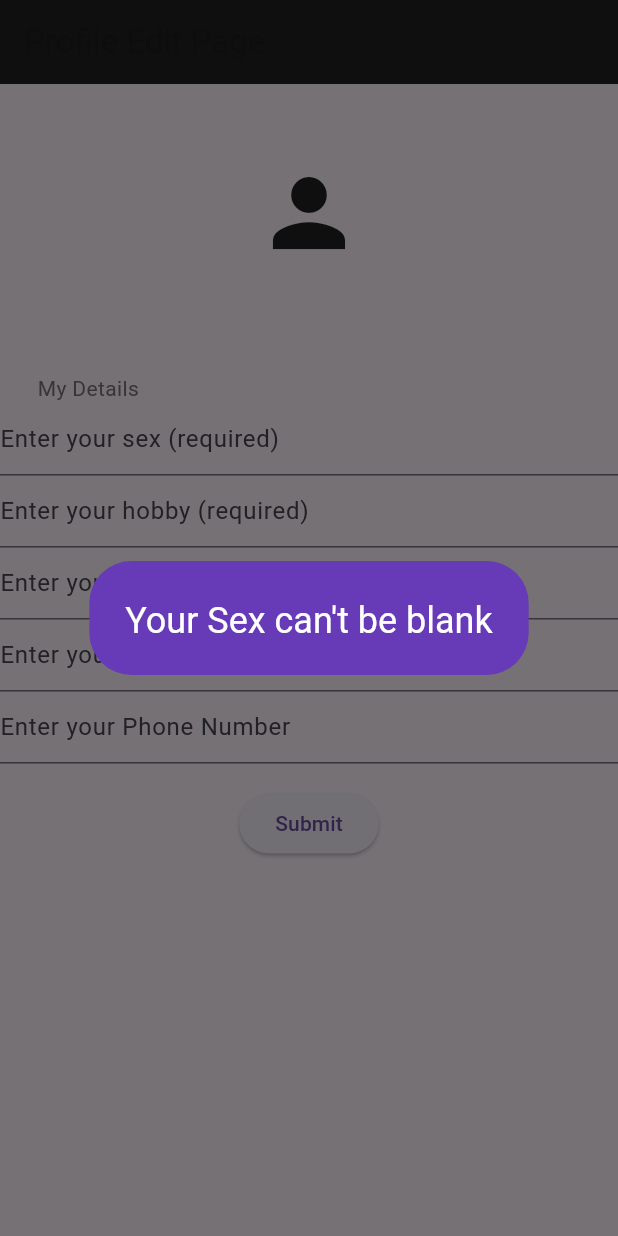
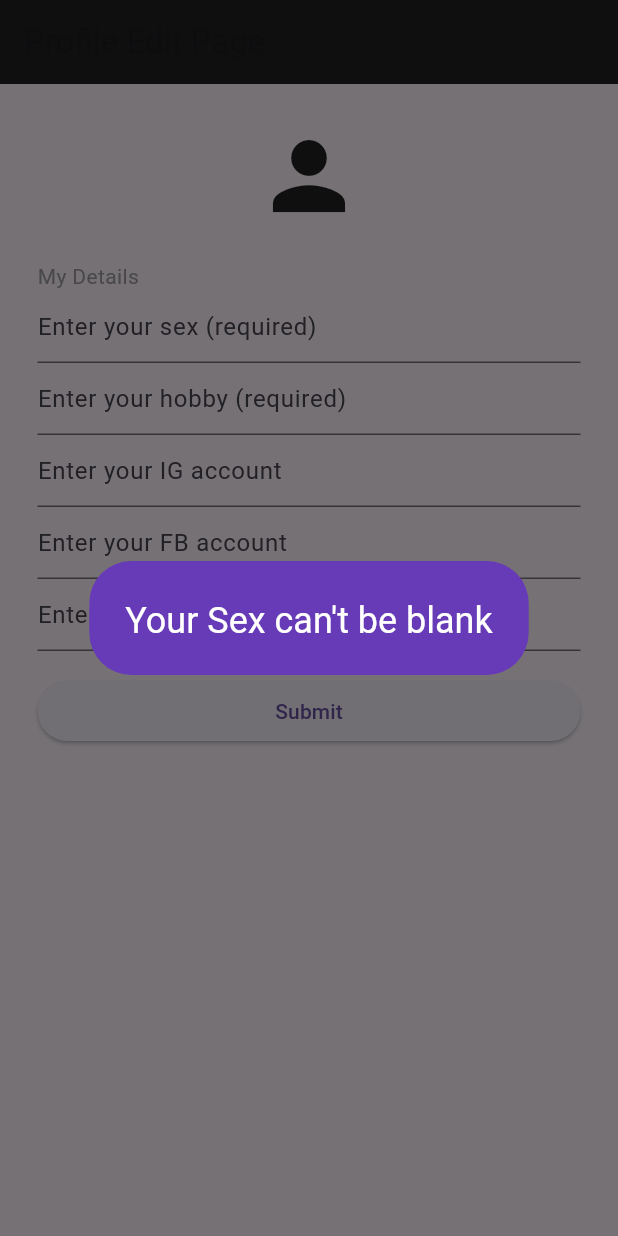
Before and after one commit to K-suk/buddies, a Flutter app: the screen it shows once a user with an empty profile is signed in, after a tap on "Submit", on a phone screen of 412 x 824 dp. Run offline on Flutter 3.47's test engine with Material 3 defaults, Android fonts, the light colour scheme and no system bars; our stand-ins replace cloud_firestore, firebase_auth, firebase_core, nil, webview_flutter; accounts and stored records are empty.

Commit message:
before changing ui

```diff
--- a/lib/pages/home_page.dart
+++ b/lib/pages/home_page.dart
@@ -7,33 +7,43 @@ import 'package:flutter/material.dart';
 
 class HomePage extends StatelessWidget {
   HomePage({super.key});
-  final currentUser = FirebaseAuth.instance.currentUser!;
 
-  void signUserOut(BuildContext context) {
-    FirebaseAuth.instance.signOut();
-    Navigator.pop(context);
-    Navigator.push(context, MaterialPageRoute(builder: (context) => const LoginOrRegisterPage()));
+  final FirebaseAuth _auth = FirebaseAuth.instance;
+  final FirebaseFirestore _firestore = FirebaseFirestore.instance;
+
+  Future<void> signUserOut(BuildContext context) async {
+    await _auth.signOut();
+    Navigator.pushAndRemoveUntil(
+      context,
+      MaterialPageRoute(builder: (context) => const LoginOrRegisterPage()),
+      (Route<dynamic> route) => false,
+    );
   }
+
   void goToProfilePage(BuildContext context) {
-    Navigator.pop(context);
-    Navigator.push(context, MaterialPageRoute(builder: (context) => const ProfilePage(),));
+    Navigator.push(
+      context,
+      MaterialPageRoute(builder: (context) => const ProfilePage()),
+    );
   }
-  Future<void> editCondition() async{
-    CollectionReference users = FirebaseFirestore.instance.collection('Users');
-    final user = await users.doc(currentUser.email!).get();
-    CollectionReference counts = FirebaseFirestore.instance.collection('Male_match_stack');
-    final counter = await counts.doc('Counter').get();
-    if (user.get('sex')=='male'){
-      FirebaseFirestore.instance.collection('Male_match_stack').doc(counter.get('num').toString()).update({
-        'stack': FieldValue.arrayUnion([currentUser.email!])
+
+  Future<void> editCondition() async {
+    User? currentUser = _auth.currentUser;
+    if (currentUser == null || currentUser.email == null) {
+      return;
+    }
+    DocumentSnapshot userDoc = await _firestore.collection('Users').doc(currentUser.email).get();
+    DocumentSnapshot counterDoc = await _firestore.collection('Male_match_stack').doc('Counter').get();
+
+    String gender = userDoc['sex'];
+    String collectionName = gender == 'male' ? 'Male_match_stack' : 'Female_match_stack';
+
+    await _firestore.collection(collectionName).doc(counterDoc['num'].toString()).update({
+      'stack': FieldValue.arrayUnion([currentUser.email])
     });
-    }else{
-      FirebaseFirestore.instance.collection('Female_match_stack').doc(counter.get('num').toString()).update({
-        'stack': FieldValue.arrayUnion([currentUser.email!])
-      });
+    await _firestore.collection('Users').doc(currentUser.email).update({'wait?': true});
   }
-    FirebaseFirestore.instance.collection('Users').doc(currentUser.email!).update({'wait?': true});
-  }
+
   Future<void> makeMatch() async{
     CollectionReference counts = FirebaseFirestore.instance.collection('Male_match_stack');
     final counter = await counts.doc('Counter').get();
@@ -108,57 +118,108 @@ class HomePage extends StatelessWidget {
 
   @override
   Widget build(BuildContext context) {
+    User? currentUser = _auth.currentUser;
+    if (currentUser == null || currentUser.email == null) {
+      return const Scaffold(
+        body: Center(child: Text("No user logged in")),
+      );
+    }
+
     return Scaffold(
       appBar: AppBar(),
       drawer: MyDrawer(
         onProfileTap: () => goToProfilePage(context),
         onSignOut: () => signUserOut(context),
       ),
-      body: StreamBuilder<DocumentSnapshot>(
-        stream: FirebaseFirestore.instance.collection("Users").doc(currentUser.email!).snapshots(),
+      body: UserHomePageStreamBuilder(
+        email: currentUser.email!,
+        makeMatch: makeMatch,
+        editCondition: editCondition,
+      ),
+    );
+  }
+}
+
+class UserHomePageStreamBuilder extends StatelessWidget {
+  final String email;
+  final Future<void> Function() makeMatch;
+  final Future<void> Function() editCondition;
+
+  const UserHomePageStreamBuilder({
+    Key? key,
+    required this.email,
+    required this.makeMatch,
+    required this.editCondition,
+  }) : super(key: key);
+
+  @override
+  Widget build(BuildContext context) {
+    return StreamBuilder<DocumentSnapshot>(
+      stream: FirebaseFirestore.instance.collection("Users").doc(email).snapshots(),
       builder: (context, snapshot) {
-          if (snapshot.hasData){
+        if (snapshot.connectionState == ConnectionState.waiting) {
+          return const Center(child: CircularProgressIndicator());
+        }
+        if (snapshot.hasError) {
+          return Center(child: Text('Error: ${snapshot.error}'));
+        }
+        if (!snapshot.hasData) {
+          return const Center(child: Text('No data found'));
+        }
+
         final userData = snapshot.data!.data() as Map<String, dynamic>;
-            final flag = userData['wait?'];
-            if (flag){
+        final bool isWaiting = userData['wait?'] ?? false;
+
+        return isWaiting
+          ? WaitingForMatchWidget(makeMatch: makeMatch)
+          : ReadyToMatchWidget(editCondition: editCondition);
+      },
+    );
+  }
+}
+
+class WaitingForMatchWidget extends StatelessWidget {
+  final Future<void> Function() makeMatch;
+
+  const WaitingForMatchWidget({Key? key, required this.makeMatch}) : super(key: key);
+
+  @override
+  Widget build(BuildContext context) {
     return Column(
+      mainAxisAlignment: MainAxisAlignment.center,
       children: [
-                  Center(child: Text("Please wait for your buddy is found"),),
-                  Center(child:
+        Text("Please wait for your buddy to be found"),
         Padding(
           padding: const EdgeInsets.symmetric(vertical: 16),
           child: ElevatedButton(
-                        onPressed: () => makeMatch(),
-                        child: const Text('Matcing'),
-                      )
-                    )
+            onPressed: () => makeMatch(), // Implement makeMatch
+            child: const Text('Matching'),
           ),
-                ],
-              );
-            } else {
-              return Column(
-                children: [
-                  Center(child: Text("Let's find your drinking buddies!")),
-                  Center(child:
-                    Padding(
-                      padding: const EdgeInsets.symmetric(vertical: 16),
-                      child: ElevatedButton(
-                        onPressed: () => editCondition(),
-                        child: const Text('Find Buddies'),
-                      )
-                    )
         ),
       ],
     );
   }
 }
-          else if (snapshot.hasError) {
-            return Center(child: Text('Error${snapshot.error}'),);
-          } else {
-            return const Center(child: CircularProgressIndicator(),);
-          }
-        },
-      )
+
+class ReadyToMatchWidget extends StatelessWidget {
+  final Future<void> Function() editCondition;
+
+  const ReadyToMatchWidget({Key? key, required this.editCondition}) : super(key: key);
+
+  @override
+  Widget build(BuildContext context) {
+    return Column(
+      mainAxisAlignment: MainAxisAlignment.center,
+      children: [
+        Text("Let's find your drinking buddies!"),
+        Padding(
+          padding: const EdgeInsets.symmetric(vertical: 16),
+          child: ElevatedButton(
+            onPressed: () => editCondition(), // Implement editCondition
+            child: const Text('Find Buddies'),
+          ),
+        ),
+      ],
     );
   }
 }
--- a/lib/pages/profile_add_page.dart
+++ b/lib/pages/profile_add_page.dart
@@ -11,13 +11,14 @@ class ProfileAdd extends StatefulWidget {
 }
 
 class _ProfileAddState extends State<ProfileAdd> {
-  final currentUser = FirebaseAuth.instance.currentUser!;
+  final User? currentUser = FirebaseAuth.instance.currentUser;
   final usersCollection = FirebaseFirestore.instance.collection("Users");
-  var sexEditingController = TextEditingController();
-  var preferenceEditingController = TextEditingController();
-  var igEditingController = TextEditingController();
-  var fbEditingController = TextEditingController();
-  var pnEditingController = TextEditingController();
+  final sexEditingController = TextEditingController();
+  final preferenceEditingController = TextEditingController();
+  final igEditingController = TextEditingController();
+  final fbEditingController = TextEditingController();
+  final pnEditingController = TextEditingController();
+
   void showErrorMessage(String message) {
     showDialog(
       context: context,
@@ -34,128 +35,94 @@ class _ProfileAddState extends State<ProfileAdd> {
       }
     );
   }
+
+  Future<void> updateProfile() async {
+    if (currentUser?.email == null) return;
+    if (sexEditingController.text.isEmpty) {
+      showErrorMessage("Your Sex can't be blank");
+      return;
+    }
+    if (preferenceEditingController.text.isEmpty) {
+      showErrorMessage("Your Hobby can't be blank");
+      return;
+    }
+
+    await usersCollection.doc(currentUser!.email).update({
+      'sex': sexEditingController.text,
+      'preference': preferenceEditingController.text,
+      'instagram': igEditingController.text.isEmpty ? 'Empty...' : igEditingController.text,
+      'facebook': fbEditingController.text.isEmpty ? 'Empty...' : fbEditingController.text,
+      'phone': pnEditingController.text.isEmpty ? 'Empty...' : pnEditingController.text,
+    });
+
+    Navigator.of(context).pushAndRemoveUntil(
+      MaterialPageRoute(builder: (context) => const HomeOrMatchPage()),
+      (Route<dynamic> route) => false,
+    );
+  }
+
   @override
   Widget build(BuildContext context) {
+    if (currentUser == null || currentUser!.email == null) {
+      return const Scaffold(
+        body: Center(child: Text("No user logged in")),
+      );
+    }
+
     return Scaffold(
       appBar: AppBar(
-        title: Text("Profile Edit Page"),
+        title: const Text("Profile Edit Page"),
         backgroundColor: Colors.grey[900],
       ),
       body: StreamBuilder<DocumentSnapshot>(
-        stream: FirebaseFirestore.instance.collection("Users").doc(currentUser.email!).snapshots(),
+        stream: usersCollection.doc(currentUser!.email).snapshots(),
         builder: (context, snapshot) {
           if (snapshot.hasData) {
-              return ListView(
-                children: [
-                  const SizedBox(height: 50,),
-                  const Icon(Icons.person, size: 72,),
-                  const SizedBox(height: 50,),
-                  Text(
-                    currentUser.email!,
-                    textAlign: TextAlign.center,
-                    style: TextStyle(color: Colors.grey[700]),
-                  ),
-                  Padding(
-                    padding: const EdgeInsets.only(left: 25.0),
-                    child: Text(
-                      'My Details',
-                      style: TextStyle(color: Colors.grey[600]),
-                    ),
-                  ),
-                  Form(
-                    child: Column(
-                      crossAxisAlignment: CrossAxisAlignment.center,
-                      children: [
-                        TextFormField(
-                          // The validator receives the text that the user has entered.
-                          controller: sexEditingController,
-                          autofocus: true,
-                          decoration: InputDecoration(
-                            hintText: "Enter your sex (required)",
-                          ),
-                        ),
-                        TextFormField(
-                          // The validator receives the text that the user has entered.
-                          controller: preferenceEditingController,
-                          autofocus: true,
-                          decoration: InputDecoration(
-                            hintText: "Enter your hobby (required)",
-                          ),
-                        ),
-                        TextFormField(
-                          // The validator receives the text that the user has entered.
-                          controller: igEditingController,
-                          autofocus: true,
-                          decoration: InputDecoration(
-                            hintText: "Enter your IG account",
-                          ),
-                        ),
-                        TextFormField(
-                          // The validator receives the text that the user has entered.
-                          controller: fbEditingController,
-                          autofocus: true,
-                          decoration: InputDecoration(
-                            hintText: "Enter your FB account",
-                          ),
-                        ),
-                        TextFormField(
-                          // The validator receives the text that the user has entered.
-                          controller: pnEditingController,
-                          autofocus: true,
-                          decoration: InputDecoration(
-                            hintText: "Enter your Phone Number",
-                          ),
-                        ),
-                        Padding(
-                          padding: const EdgeInsets.symmetric(vertical: 16),
-                          child: ElevatedButton(
-                            onPressed: () async {
-                              // Validate returns true if the form is valid, or false otherwise.
-                              if (sexEditingController == Null || sexEditingController.text.isEmpty){
-                                showErrorMessage("Your Sex can't be blank");
-                              } else if (preferenceEditingController == Null || preferenceEditingController.text.isEmpty){
-                                showErrorMessage("Your Hobby can't be blank");
-                              } else {
-                                if (igEditingController == Null || igEditingController.text.isEmpty){
-                                  await usersCollection.doc(currentUser.email).update({
-                                    'instagram': 'Empty...'
-                                  });
-                                }
-                                if (fbEditingController == Null || fbEditingController.text.isEmpty){
-                                  await usersCollection.doc(currentUser.email).update({
-                                    'facebook': 'Empty...'
-                                  });
-                                }
-                                if (pnEditingController == Null || pnEditingController.text.isEmpty){
-                                  await usersCollection.doc(currentUser.email).update({
-                                    'phone': 'Empty...'
-                                  });
-                                }
-                                await usersCollection.doc(currentUser.email).update({
-                                  'sex': sexEditingController.text,
-                                  'preference': preferenceEditingController.text,
-                                });
-                                Navigator.of(context).pushAndRemoveUntil(
-                                  MaterialPageRoute(builder: (context) => HomeOrMatchPage()),
-                                  (Route<dynamic> route) => false,
-                                );
-                              }
-                            },
-                            child: const Text('Submit'),
-                          ),
-                        ),
-                      ]
-                    )
-                  )
-                ],
-              );
+            return buildProfileForm();
           } else if (snapshot.hasError) {
-            return Center(child: Text('Error${snapshot.error}'),);
+            return Center(child: Text('Error: ${snapshot.error}'));
           } else {
-            return const Center(child: CircularProgressIndicator(),);
+            return const Center(child: CircularProgressIndicator());
           }
         },
       ),
     );
   }
+
+  Widget buildProfileForm() {
+    return ListView(
+      padding: const EdgeInsets.all(25.0),
+      children: <Widget>[
+        const Icon(Icons.person, size: 72),
+        Text(
+          currentUser!.email!,
+          textAlign: TextAlign.center,
+          style: TextStyle(color: Colors.grey[700]),
+        ),
+        const Text(
+          'My Details',
+          style: TextStyle(color: Colors.grey),
+        ),
+        buildTextField(sexEditingController, "Enter your sex (required)"),
+        buildTextField(preferenceEditingController, "Enter your hobby (required)"),
+        buildTextField(igEditingController, "Enter your IG account"),
+        buildTextField(fbEditingController, "Enter your FB account"),
+        buildTextField(pnEditingController, "Enter your Phone Number"),
+        Padding(
+          padding: const EdgeInsets.symmetric(vertical: 16),
+          child: ElevatedButton(
+            onPressed: updateProfile,
+            child: const Text('Submit'),
+          ),
+        ),
+      ],
+    );
+  }
+
+  Widget buildTextField(TextEditingController controller, String hintText) {
+    return TextFormField(
+      controller: controller,
+      decoration: InputDecoration(hintText: hintText),
+    );
+  }
 }
```
Also changed, not shown: lib/pages/home_or_match_page.dart (+32 -12 lines), lib/pages/match_page.dart (+7 -2 lines). Lines whose indentation alone changed are shown as unchanged.
